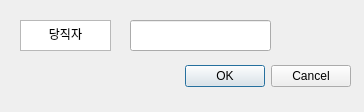
The window that ui/TodaysChecker.ui (za5321/CheckTool) describes before a commit, drawn with Qt 5.
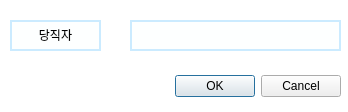
The same window after the commit.

Commit message: Modified UI and minor bug about TASK

Patch:
```diff
--- a/ui/TodaysChecker.ui
+++ b/ui/TodaysChecker.ui
@@ -6,22 +6,30 @@
    <rect>
     <x>0</x>
     <y>0</y>
-    <width>364</width>
+    <width>348</width>
     <height>112</height>
    </rect>
   </property>
   <property name="windowTitle">
    <string>Dialog</string>
   </property>
+  <property name="styleSheet">
+   <string notr="true">QDialog{
+	background-color:rgb(255, 255, 255);
+}</string>
+  </property>
   <widget class="QDialogButtonBox" name="buttonBox">
    <property name="geometry">
     <rect>
      <x>10</x>
-     <y>60</y>
-     <width>341</width>
+     <y>70</y>
+     <width>331</width>
      <height>32</height>
     </rect>
    </property>
+   <property name="styleSheet">
+    <string notr="true"/>
+   </property>
    <property name="orientation">
     <enum>Qt::Horizontal</enum>
    </property>
@@ -34,10 +42,16 @@
     <rect>
      <x>130</x>
      <y>20</y>
-     <width>141</width>
+     <width>211</width>
      <height>31</height>
     </rect>
    </property>
+   <property name="styleSheet">
+    <string notr="true">QLineEdit{
+	border: 2px solid rgb(203, 235, 255);
+	background-color: rgb(253, 255, 255)
+}</string>
+   </property>
    <property name="text">
     <string/>
    </property>
@@ -45,18 +59,30 @@
   <widget class="QTextBrowser" name="textBrowser">
    <property name="geometry">
     <rect>
-     <x>20</x>
+     <x>10</x>
      <y>20</y>
      <width>91</width>
      <height>31</height>
     </rect>
    </property>
+   <property name="styleSheet">
+    <string notr="true">QTextBrowser{
+	border: 2px solid rgb(203, 235, 255);
+	background-color: rgb(253, 255, 255)
+}</string>
+   </property>
+   <property name="verticalScrollBarPolicy">
+    <enum>Qt::ScrollBarAlwaysOff</enum>
+   </property>
+   <property name="horizontalScrollBarPolicy">
+    <enum>Qt::ScrollBarAlwaysOff</enum>
+   </property>
    <property name="html">
     <string>&lt;!DOCTYPE HTML PUBLIC &quot;-//W3C//DTD HTML 4.0//EN&quot; &quot;http://www.w3.org/TR/REC-html40/strict.dtd&quot;&gt;
 &lt;html&gt;&lt;head&gt;&lt;meta name=&quot;qrichtext&quot; content=&quot;1&quot; /&gt;&lt;style type=&quot;text/css&quot;&gt;
 p, li { white-space: pre-wrap; }
 &lt;/style&gt;&lt;/head&gt;&lt;body style=&quot; font-family:'Gulim'; font-size:9pt; font-weight:400; font-style:normal;&quot;&gt;
-&lt;p align=&quot;center&quot; style=&quot; margin-top:0px; margin-bottom:0px; margin-left:0px; margin-right:0px; -qt-block-indent:0; text-indent:0px;&quot;&gt;당직자&lt;/p&gt;&lt;/body&gt;&lt;/html&gt;</string>
+&lt;p align=&quot;center&quot; style=&quot; margin-top:0px; margin-bottom:0px; margin-left:0px; margin-right:0px; -qt-block-indent:0; text-indent:0px;&quot;&gt;&lt;span style=&quot; font-family:'Bahnschrift SemiBold'; font-weight:56;&quot;&gt;당직자&lt;/span&gt;&lt;/p&gt;&lt;/body&gt;&lt;/html&gt;</string>
    </property>
   </widget>
  </widget>
```
The commit also changes 2 other files.
